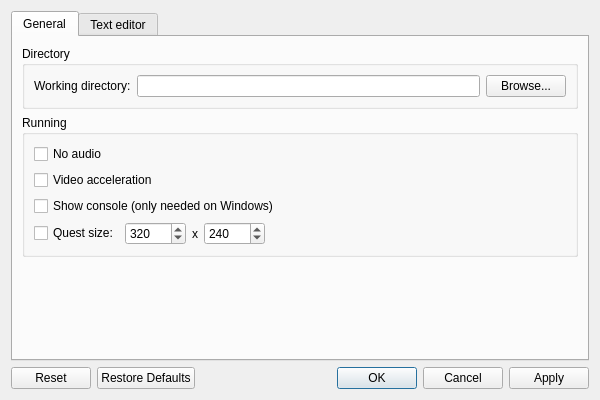
Qt form src/gui/settings_dialog.ui (solarus-games/solarus-quest-editor) before a commit.
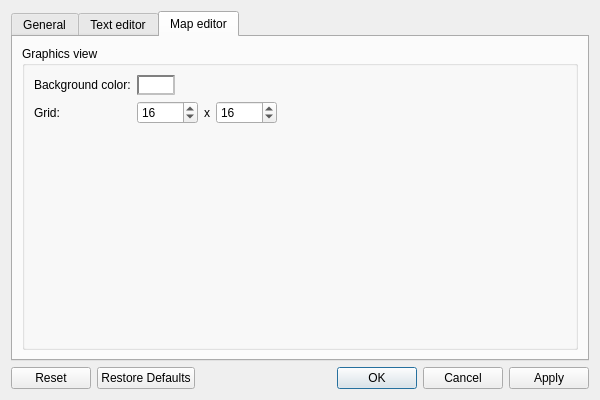
The same form after that commit.

Commit message: Add few map editor settings (background color & grid).

Patch:
```diff
--- a/src/gui/settings_dialog.ui
+++ b/src/gui/settings_dialog.ui
@@ -17,7 +17,7 @@
    <item>
     <widget class="QTabWidget" name="tab_widget">
      <property name="currentIndex">
-      <number>0</number>
+      <number>2</number>
      </property>
      <widget class="QWidget" name="general_tab">
       <attribute name="title">
@@ -246,6 +246,128 @@
        </item>
       </layout>
      </widget>
+     <widget class="QWidget" name="map_editor_tab">
+      <attribute name="title">
+       <string>Map editor</string>
+      </attribute>
+      <layout class="QVBoxLayout" name="verticalLayout_5">
+       <item>
+        <widget class="QGroupBox" name="map_graphics_group_box">
+         <property name="title">
+          <string>Graphics view</string>
+         </property>
+         <layout class="QFormLayout" name="formLayout_3">
+          <item row="0" column="0">
+           <widget class="QLabel" name="map_background_label">
+            <property name="text">
+             <string>Background color:</string>
+            </property>
+           </widget>
+          </item>
+          <item row="1" column="0">
+           <widget class="QLabel" name="map_grid_label">
+            <property name="text">
+             <string>Grid:</string>
+            </property>
+           </widget>
+          </item>
+          <item row="1" column="1">
+           <layout class="QHBoxLayout" name="map_grid_layout">
+            <item>
+             <widget class="QSpinBox" name="map_grid_width_field">
+              <property name="maximumSize">
+               <size>
+                <width>70</width>
+                <height>16777215</height>
+               </size>
+              </property>
+              <property name="minimum">
+               <number>8</number>
+              </property>
+              <property name="maximum">
+               <number>99999</number>
+              </property>
+              <property name="singleStep">
+               <number>8</number>
+              </property>
+              <property name="value">
+               <number>16</number>
+              </property>
+             </widget>
+            </item>
+            <item>
+             <widget class="QLabel" name="map_grid_separator_label">
+              <property name="text">
+               <string>x</string>
+              </property>
+             </widget>
+            </item>
+            <item>
+             <widget class="QSpinBox" name="map_grid_height_field">
+              <property name="maximumSize">
+               <size>
+                <width>70</width>
+                <height>16777215</height>
+               </size>
+              </property>
+              <property name="minimum">
+               <number>8</number>
+              </property>
+              <property name="maximum">
+               <number>99999</number>
+              </property>
+              <property name="singleStep">
+               <number>8</number>
+              </property>
+              <property name="value">
+               <number>16</number>
+              </property>
+             </widget>
+            </item>
+            <item>
+             <spacer name="map_grid_spacer">
+              <property name="orientation">
+               <enum>Qt::Horizontal</enum>
+              </property>
+              <property name="sizeHint" stdset="0">
+               <size>
+                <width>40</width>
+                <height>20</height>
+               </size>
+              </property>
+             </spacer>
+            </item>
+           </layout>
+          </item>
+          <item row="0" column="1">
+           <widget class="QPushButton" name="map_background_button">
+            <property name="sizePolicy">
+             <sizepolicy hsizetype="Fixed" vsizetype="Fixed">
+              <horstretch>0</horstretch>
+              <verstretch>0</verstretch>
+             </sizepolicy>
+            </property>
+            <property name="styleSheet">
+             <string notr="true"> QPushButton {
+     background-color: white;
+     border-style: inset;
+     border-width: 2px;
+/*     border-radius: 5px; */
+     border-color: gray;
+     min-width: 1em;
+     padding: 1px;
+ }</string>
+            </property>
+            <property name="text">
+             <string/>
+            </property>
+           </widget>
+          </item>
+         </layout>
+        </widget>
+       </item>
+      </layout>
+     </widget>
     </widget>
    </item>
    <item>
```
The commit also changes 13 other files.
